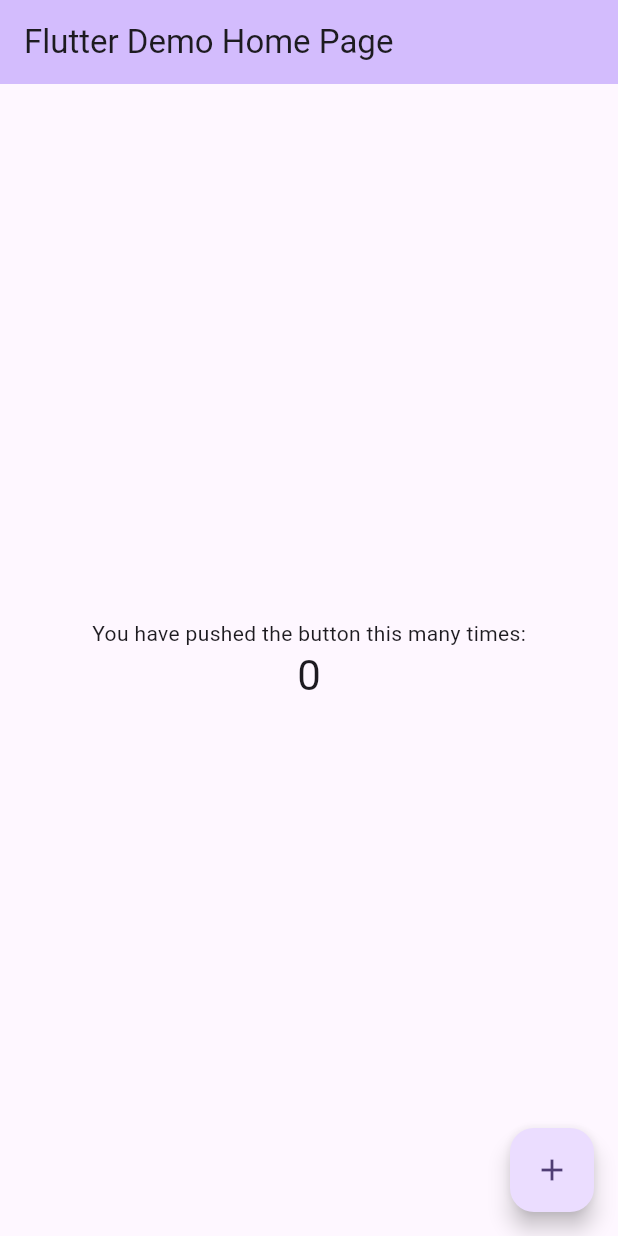
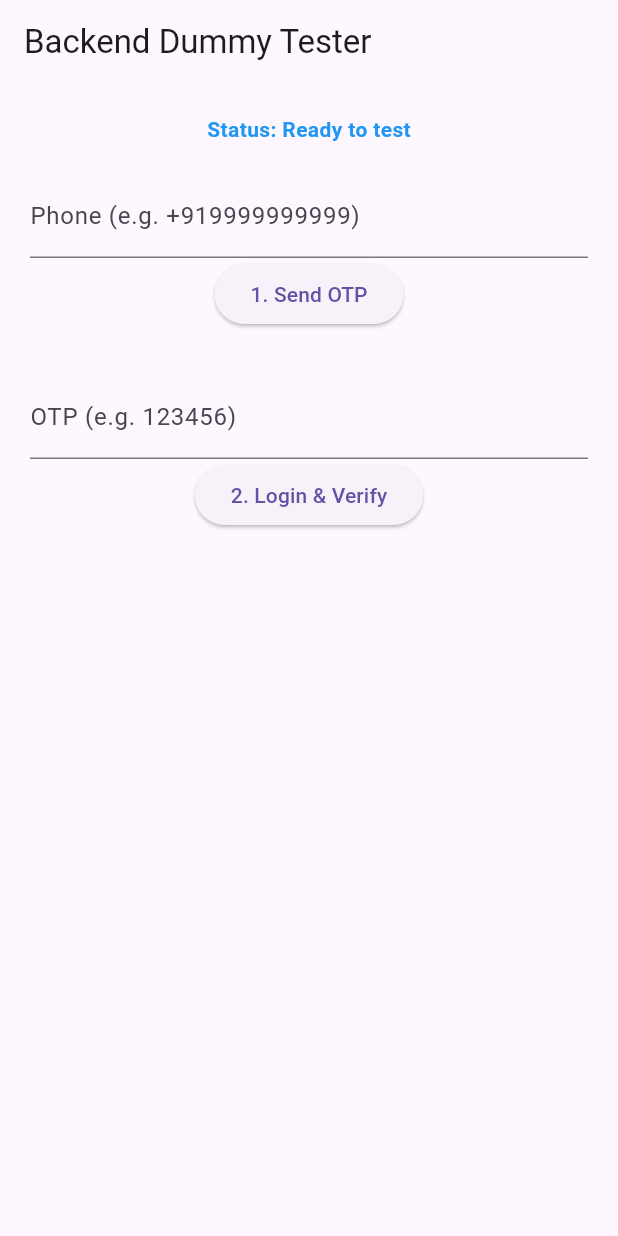
Before and after one commit to Hynox-org/blindly-dating-app, a Flutter app: the screen it shows after launch, on a phone screen of 412 x 824 dp. Run offline on Flutter 3.47's test engine with Material 3 defaults, Android fonts, the phone set to English and light mode, and no system bars; our stand-ins replace flutter_dotenv, supabase_flutter; missing offline and left inert: safe_device; accounts and stored records are empty.

Commit message:
Developed upto OTP Verification and OTP Reqest handling

```diff
--- /dev/null
+++ b/lib/features/auth/auth_service.dart
@@ -0,0 +1,47 @@
+import 'package:supabase_flutter/supabase_flutter.dart';
+
+class AuthService {
+  final SupabaseClient _supabase = Supabase.instance.client;
+
+  // 1. Send OTP (Step 1)
+  Future<void> sendOtp(String phoneNumber) async {
+    try {
+      await _supabase.auth.signInWithOtp(
+        phone: phoneNumber,
+        // isWeb: true, // Uncomment if testing on Web
+      );
+      print("✅ OTP Sent to $phoneNumber");
+    } catch (e) {
+      print("❌ Error Sending OTP: $e");
+      rethrow; // Pass error to UI to show alert
+    }
+  }
+
+  // 2. Verify OTP (Step 2)
+  Future<AuthResponse> verifyOtp(String phoneNumber, String otp) async {
+    try {
+      final response = await _supabase.auth.verifyOTP(
+        type: OtpType.sms,
+        token: otp,
+        phone: phoneNumber,
+      );
+
+      print("✅ Login Success! User ID: ${response.user?.id}");
+      return response;
+    } catch (e) {
+      print("❌ Invalid OTP: $e");
+      rethrow;
+    }
+  }
+
+  // 3. Logout (Utility)
+  Future<void> signOut() async {
+    await _supabase.auth.signOut();
+    print("✅ Signed out");
+  }
+
+  // 4. Check if Logged In
+  User? getCurrentUser() {
+    return _supabase.auth.currentUser;
+  }
+}
--- /dev/null
+++ b/lib/features/auth/dummy_test_screen.dart
@@ -0,0 +1,84 @@
+import 'package:flutter/material.dart';
+import 'auth_service.dart';
+
+class DummyTestScreen extends StatefulWidget {
+  const DummyTestScreen({super.key});
+
+  @override
+  State<DummyTestScreen> createState() => _DummyTestScreenState();
+}
+
+class _DummyTestScreenState extends State<DummyTestScreen> {
+  final AuthService _authService = AuthService();
+
+  // Text Controllers
+  final TextEditingController _phoneController = TextEditingController();
+  final TextEditingController _otpController = TextEditingController();
+
+  String _statusMessage = "Ready to test";
+
+  // HELPER: Send OTP
+  void _handleSendOtp() async {
+    setState(() => _statusMessage = "Sending OTP...");
+    try {
+      // NOTE: Use your TEST NUMBER here (e.g. 919999999999)
+      await _authService.sendOtp(_phoneController.text.trim());
+      setState(() => _statusMessage = "OTP Sent! Check console.");
+    } catch (e) {
+      setState(() => _statusMessage = "Error: $e");
+    }
+  }
+
+  // HELPER: Verify OTP
+  void _handleVerifyOtp() async {
+    setState(() => _statusMessage = "Verifying...");
+    try {
+      await _authService.verifyOtp(
+        _phoneController.text.trim(),
+        _otpController.text.trim(),
+      );
+      setState(() => _statusMessage = "LOGIN SUCCESS! User is Authenticated.");
+    } catch (e) {
+      setState(() => _statusMessage = "Login Failed: $e");
+    }
+  }
+
+  @override
+  Widget build(BuildContext context) {
+    return Scaffold(
+      appBar: AppBar(title: const Text("Backend Dummy Tester")),
+      body: Padding(
+        padding: const EdgeInsets.all(20.0),
+        child: Column(
+          children: [
+            Text("Status: $_statusMessage",
+              style: const TextStyle(fontWeight: FontWeight.bold, color: Colors.blue)),
+            const SizedBox(height: 20),
+
+            // Phone Input
+            TextField(
+              controller: _phoneController,
+              decoration: const InputDecoration(labelText: "Phone (e.g. +919999999999)"),
+            ),
+            ElevatedButton(
+              onPressed: _handleSendOtp,
+              child: const Text("1. Send OTP"),
+            ),
+
+            const SizedBox(height: 30),
+
+            // OTP Input
+            TextField(
+              controller: _otpController,
+              decoration: const InputDecoration(labelText: "OTP (e.g. 123456)"),
+            ),
+            ElevatedButton(
+              onPressed: _handleVerifyOtp,
+              child: const Text("2. Login & Verify"),
+            ),
+          ],
+        ),
+      ),
+    );
+  }
+}
--- a/lib/main.dart
+++ b/lib/main.dart
@@ -1,122 +1,44 @@
 import 'package:flutter/material.dart';
+import 'package:supabase_flutter/supabase_flutter.dart';
+import 'package:flutter_dotenv/flutter_dotenv.dart';
 
-void main() {
-  runApp(const MyApp());
+// Imports
+import 'core/services/security_service.dart'; // Import Security Service
+import 'features/auth/security_block_screen.dart'; // Import Block Screen
+import 'features/auth/dummy_test_screen.dart';
+
+Future<void> main() async {
+  WidgetsFlutterBinding.ensureInitialized();
+
+  // 1. Load Env
+  await dotenv.load(fileName: ".env");
+
+  // 2. Initialize Supabase
+  await Supabase.initialize(
+    url: dotenv.env['SUPABASE_URL']!,
+    anonKey: dotenv.env['SUPABASE_ANON_KEY']!,
+  );
+
+  // 3. SECURITY CHECK
+  final securityService = SecurityService();
+  final isSafe = await securityService.isDeviceSafe();
+
+  runApp(MyApp(isDeviceSafe: isSafe));
 }
 
 class MyApp extends StatelessWidget {
-  const MyApp({super.key});
+  final bool isDeviceSafe;
 
-  // This widget is the root of your application.
+  const MyApp({super.key, required this.isDeviceSafe});
+
   @override
   Widget build(BuildContext context) {
     return MaterialApp(
-      title: 'Flutter Demo',
-      theme: ThemeData(
-        // This is the theme of your application.
-        //
-        // TRY THIS: Try running your application with "flutter run". You'll see
-        // the application has a purple toolbar. Then, without quitting the app,
-        // try changing the seedColor in the colorScheme below to Colors.green
-        // and then invoke "hot reload" (save your changes or press the "hot
-        // reload" button in a Flutter-supported IDE, or press "r" if you used
-        // the command line to start the app).
-        //
-        // Notice that the counter didn't reset back to zero; the application
-        // state is not lost during the reload. To reset the state, use hot
-        // restart instead.
-        //
-        // This works for code too, not just values: Most code changes can be
-        // tested with just a hot reload.
-        colorScheme: .fromSeed(seedColor: Colors.deepPurple),
-      ),
-      home: const MyHomePage(title: 'Flutter Demo Home Page'),
+      title: 'Blindly',
+      // 4. Decide which screen to show
+      home: isDeviceSafe
+          ? const DummyTestScreen()  // Normal App
+          : const SecurityBlockScreen(), // 🚨 BLOCKED!
     );
   }
 }
-
-class MyHomePage extends StatefulWidget {
-  const MyHomePage({super.key, required this.title});
-
-  // This widget is the home page of your application. It is stateful, meaning
-  // that it has a State object (defined below) that contains fields that affect
-  // how it looks.
-
-  // This class is the configuration for the state. It holds the values (in this
-  // case the title) provided by the parent (in this case the App widget) and
-  // used by the build method of the State. Fields in a Widget subclass are
-  // always marked "final".
-
-  final String title;
-
-  @override
-  State<MyHomePage> createState() => _MyHomePageState();
-}
-
-class _MyHomePageState extends State<MyHomePage> {
-  int _counter = 0;
-
-  void _incrementCounter() {
-    setState(() {
-      // This call to setState tells the Flutter framework that something has
-      // changed in this State, which causes it to rerun the build method below
-      // so that the display can reflect the updated values. If we changed
-      // _counter without calling setState(), then the build method would not be
-      // called again, and so nothing would appear to happen.
-      _counter++;
-    });
-  }
-
-  @override
-  Widget build(BuildContext context) {
-    // This method is rerun every time setState is called, for instance as done
-    // by the _incrementCounter method above.
-    //
-    // The Flutter framework has been optimized to make rerunning build methods
-    // fast, so that you can just rebuild anything that needs updating rather
-    // than having to individually change instances of widgets.
-    return Scaffold(
-      appBar: AppBar(
-        // TRY THIS: Try changing the color here to a specific color (to
-        // Colors.amber, perhaps?) and trigger a hot reload to see the AppBar
-        // change color while the other colors stay the same.
-        backgroundColor: Theme.of(context).colorScheme.inversePrimary,
-        // Here we take the value from the MyHomePage object that was created by
-        // the App.build method, and use it to set our appbar title.
-        title: Text(widget.title),
-      ),
-      body: Center(
-        // Center is a layout widget. It takes a single child and positions it
-        // in the middle of the parent.
-        child: Column(
-          // Column is also a layout widget. It takes a list of children and
-          // arranges them vertically. By default, it sizes itself to fit its
-          // children horizontally, and tries to be as tall as its parent.
-          //
-          // Column has various properties to control how it sizes itself and
-          // how it positions its children. Here we use mainAxisAlignment to
-          // center the children vertically; the main axis here is the vertical
-          // axis because Columns are vertical (the cross axis would be
-          // horizontal).
-          //
-          // TRY THIS: Invoke "debug painting" (choose the "Toggle Debug Paint"
-          // action in the IDE, or press "p" in the console), to see the
-          // wireframe for each widget.
-          mainAxisAlignment: .center,
-          children: [
-            const Text('You have pushed the button this many times:'),
-            Text(
-              '$_counter',
-              style: Theme.of(context).textTheme.headlineMedium,
-            ),
-          ],
-        ),
-      ),
-      floatingActionButton: FloatingActionButton(
-        onPressed: _incrementCounter,
-        tooltip: 'Increment',
-        child: const Icon(Icons.add),
-      ),
-    );
-  }
-}
```
Also changed, not shown: lib/core/services/security_service.dart (added, +40 -0 lines), lib/features/auth/security_block_screen.dart (added, +49 -0 lines), pubspec.yaml (+11 -38 lines), lib/core/services/services.dart (deleted), lib/features/auth/auth.dart (deleted), pubspec.lock, 7 other files.
